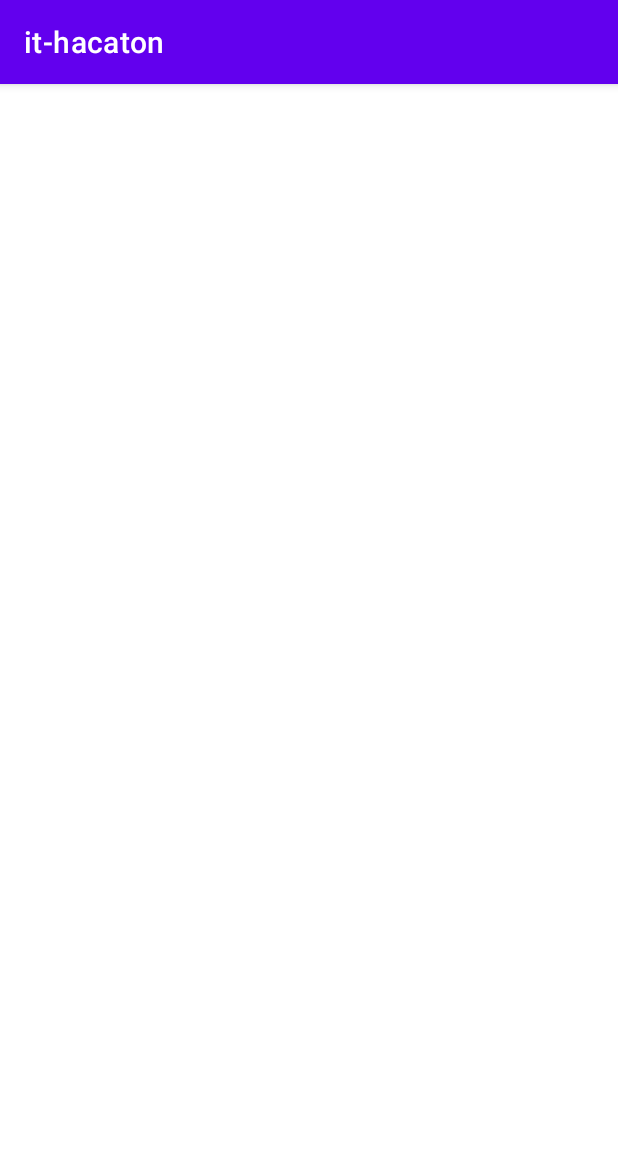
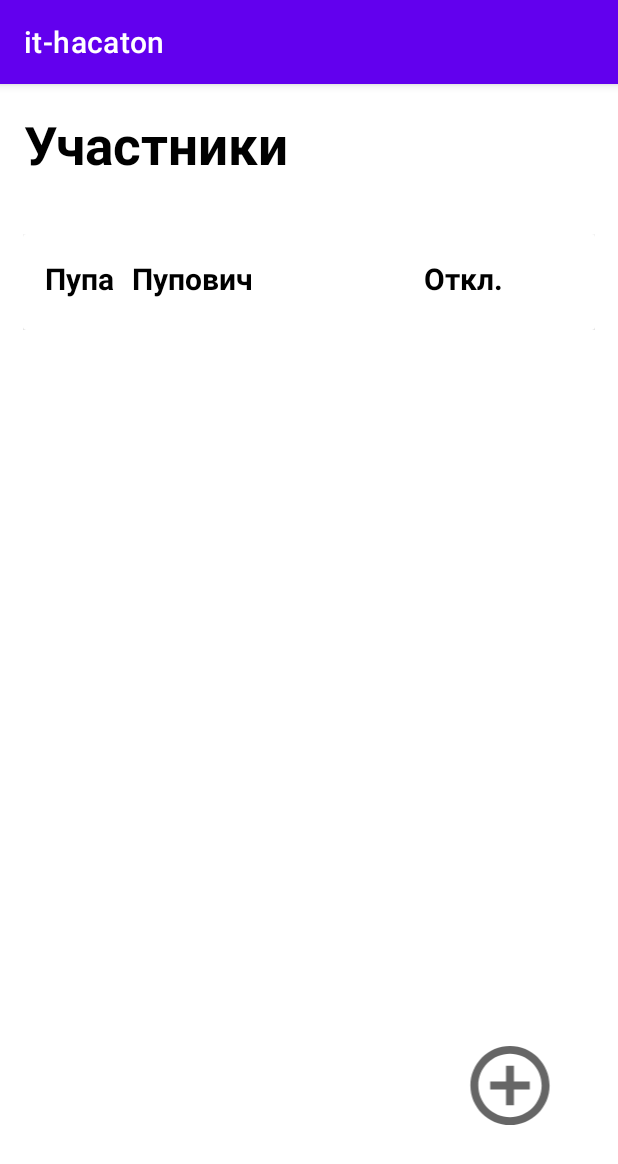
Before and after one commit to Sla1mer/it-hakaton, an Android app: the UsersInDBForAdminActivity screen opened directly, with no data from a screen before it, on a phone screen of 412 x 824 dp. Shown: the top 1164 px of the screen. Run offline under Robolectric (Android 15) with nearby library versions, the phone set to English and light mode, and no system bars.

Commit message:
a lot of code

```diff
--- a/app/src/main/AndroidManifest.xml
+++ b/app/src/main/AndroidManifest.xml
@@ -10,7 +10,9 @@
         android:screenOrientation="portrait"
         android:supportsRtl="true"
         android:theme="@style/Theme.Ithacaton">
-        <activity android:name=".UsersInDBForAdminActivity"></activity>
+        <activity android:name=".AddUserToForAdminActivity"></activity>
+        <activity android:name=".AddDBForAdminActivity" />
+        <activity android:name=".UsersInDBForAdminActivity" />
         <activity android:name=".CreateNewsForAdminActivity" />
         <activity android:name=".ListOfDBForAdminActivity" />
         <activity android:name=".RegistrationActivity" />
--- /dev/null
+++ b/app/src/main/java/com/example/it_hacaton/Adapters/UsersForAdminAdapter.java
@@ -0,0 +1,56 @@
+package com.example.it_hacaton.Adapters;
+
+import android.content.Context;
+import android.view.LayoutInflater;
+import android.view.View;
+import android.view.ViewGroup;
+import android.widget.TextView;
+
+import androidx.annotation.NonNull;
+import androidx.recyclerview.widget.RecyclerView;
+
+import com.example.it_hacaton.Items.ItemUsersForAdmin;
+import com.example.it_hacaton.R;
+
+import java.util.ArrayList;
+
+public class UsersForAdminAdapter extends RecyclerView.Adapter<UsersForAdminAdapter.ViewHolder>{
+
+    private ArrayList<ItemUsersForAdmin> parseItems;
+    private Context context;
+
+    public UsersForAdminAdapter(ArrayList<ItemUsersForAdmin> parseItems, Context context) {
+        this.parseItems = parseItems;
+        this.context = context;
+    }
+
+
+    @NonNull
+    @Override
+    public ViewHolder onCreateViewHolder(@NonNull ViewGroup parent, int viewType) {
+        View view = LayoutInflater.from(parent.getContext()).inflate(R.layout.item_users_for_admin, parent, false);
+        return new ViewHolder(view);
+    }
+
+    @Override
+    public void onBindViewHolder(@NonNull ViewHolder holder, int position) {
+        ItemUsersForAdmin parseItem = parseItems.get(position);
+        holder.name.setText(parseItem.getName());
+        holder.middleName.setText(parseItem.getMiddleName());
+    }
+
+    @Override
+    public int getItemCount() {
+        return parseItems.size();
+    }
+
+    public class ViewHolder extends RecyclerView.ViewHolder {
+        TextView name, middleName, cancel;
+        public ViewHolder(@NonNull View v) {
+            super(v);
+            name = v.findViewById(R.id.name);
+            middleName = v.findViewById(R.id.midleName);
+            cancel = v.findViewById(R.id.cancel);
+        }
+    }
+}
--- /dev/null
+++ b/app/src/main/java/com/example/it_hacaton/AddDBForAdminActivity.java
@@ -0,0 +1,14 @@
+package com.example.it_hacaton;
+
+import androidx.appcompat.app.AppCompatActivity;
+
+import android.os.Bundle;
+
+public class AddDBForAdminActivity extends AppCompatActivity {
+
+    @Override
+    protected void onCreate(Bundle savedInstanceState) {
+        super.onCreate(savedInstanceState);
+        setContentView(R.layout.activity_add_d_b_for_admin);
+    }
+}
--- /dev/null
+++ b/app/src/main/java/com/example/it_hacaton/AddUserToForAdminActivity.java
@@ -0,0 +1,14 @@
+package com.example.it_hacaton;
+
+import androidx.appcompat.app.AppCompatActivity;
+
+import android.os.Bundle;
+
+public class AddUserToForAdminActivity extends AppCompatActivity {
+
+    @Override
+    protected void onCreate(Bundle savedInstanceState) {
+        super.onCreate(savedInstanceState);
+        setContentView(R.layout.activity_add_user_to_for_admin);
+    }
+}
--- /dev/null
+++ b/app/src/main/java/com/example/it_hacaton/Items/ItemUsersForAdmin.java
@@ -0,0 +1,34 @@
+package com.example.it_hacaton.Items;
+
+public class ItemUsersForAdmin {
+    String name, middleName, cancel;
+
+    public ItemUsersForAdmin(String name, String middleName) {
+        this.name = name;
+        this.middleName = middleName;
+    }
+
+    public String getName() {
+        return name;
+    }
+
+    public void setName(String name) {
+        this.name = name;
+    }
+
+    public String getMiddleName() {
+        return middleName;
+    }
+
+    public void setMiddleName(String middleName) {
+        this.middleName = middleName;
+    }
+
+    public String getCancel() {
+        return cancel;
+    }
+
+    public void setCancel(String cancel) {
+        this.cancel = cancel;
+    }
+}
--- a/app/src/main/java/com/example/it_hacaton/ListOfDBForAdminActivity.java
+++ b/app/src/main/java/com/example/it_hacaton/ListOfDBForAdminActivity.java
@@ -4,7 +4,10 @@ import androidx.appcompat.app.AppCompatActivity;
 import androidx.recyclerview.widget.LinearLayoutManager;
 import androidx.recyclerview.widget.RecyclerView;
 
+import android.content.Intent;
 import android.os.Bundle;
+import android.view.View;
+import android.widget.ImageView;
 
 import com.example.it_hacaton.Adapters.AdapterForDBList_ForAdmin;
 import com.example.it_hacaton.Items.ItemForDBForAdmin;
@@ -13,6 +16,7 @@ import java.util.ArrayList;
 
 public class ListOfDBForAdminActivity extends AppCompatActivity {
     private RecyclerView rv;
+    private ImageView addImage;
     private AdapterForDBList_ForAdmin adapter;
     private ArrayList<ItemForDBForAdmin> arrayList = new ArrayList<>();
     @Override
@@ -21,6 +25,14 @@ public class ListOfDBForAdminActivity extends AppCompatActivity {
         setContentView(R.layout.activity_list_of_d_b_for_admin);
 
         init();
+
+        addImage.setOnClickListener(new View.OnClickListener() {
+            @Override
+            public void onClick(View v) {
+                startActivity(new Intent(getApplicationContext(), AddDBForAdminActivity.class));
+            }
+        });
+
         rv.setHasFixedSize(true);
         rv.setLayoutManager(new LinearLayoutManager(this));
         arrayList.add(new ItemForDBForAdmin("База данных 1"));
@@ -31,6 +43,7 @@ public class ListOfDBForAdminActivity extends AppCompatActivity {
 
     private void init(){
         rv = findViewById(R.id.rv);
+        addImage = findViewById(R.id.addImage);
     }
 
 }
--- a/app/src/main/java/com/example/it_hacaton/UsersInDBForAdminActivity.java
+++ b/app/src/main/java/com/example/it_hacaton/UsersInDBForAdminActivity.java
@@ -1,14 +1,45 @@
 package com.example.it_hacaton;
 
 import androidx.appcompat.app.AppCompatActivity;
+import androidx.recyclerview.widget.LinearLayoutManager;
+import androidx.recyclerview.widget.RecyclerView;
 
+import android.content.Intent;
 import android.os.Bundle;
+import android.view.View;
+import android.widget.ImageView;
+import android.widget.TextView;
+
+import com.example.it_hacaton.Adapters.UsersForAdminAdapter;
+import com.example.it_hacaton.Items.ItemUsersForAdmin;
+
+import java.util.ArrayList;
 
 public class UsersInDBForAdminActivity extends AppCompatActivity {
+    private RecyclerView rv;
 
+    private UsersForAdminAdapter adapter;
+    private ArrayList<ItemUsersForAdmin> arrayList = new ArrayList<>();
     @Override
     protected void onCreate(Bundle savedInstanceState) {
         super.onCreate(savedInstanceState);
         setContentView(R.layout.activity_users_in_d_b_for_admin);
+
+        rv = findViewById(R.id.rv);
+        findViewById(R.id.addImage).setOnClickListener(new View.OnClickListener() {
+            @Override
+            public void onClick(View v) {
+                startActivity(new Intent(getApplicationContext(), AddUserToForAdminActivity.class));
+            }
+        });
+
+        rv.setHasFixedSize(true);
+        rv.setLayoutManager(new LinearLayoutManager(this));
+
+        arrayList.add(new ItemUsersForAdmin("Пупа", "Пупович"));
+
+        adapter = new UsersForAdminAdapter(arrayList, this);
+        rv.setAdapter(adapter);
+
     }
 }
--- /dev/null
+++ b/app/src/main/res/layout/activity_add_d_b_for_admin.xml
@@ -0,0 +1,9 @@
+<?xml version="1.0" encoding="utf-8"?>
+<androidx.constraintlayout.widget.ConstraintLayout xmlns:android="http://schemas.android.com/apk/res/android"
+    xmlns:app="http://schemas.android.com/apk/res-auto"
+    xmlns:tools="http://schemas.android.com/tools"
+    android:layout_width="match_parent"
+    android:layout_height="match_parent"
+    tools:context=".AddDBForAdminActivity">
+
+</androidx.constraintlayout.widget.ConstraintLayout>
--- /dev/null
+++ b/app/src/main/res/layout/activity_add_user_to_for_admin.xml
@@ -0,0 +1,9 @@
+<?xml version="1.0" encoding="utf-8"?>
+<androidx.constraintlayout.widget.ConstraintLayout xmlns:android="http://schemas.android.com/apk/res/android"
+    xmlns:app="http://schemas.android.com/apk/res-auto"
+    xmlns:tools="http://schemas.android.com/tools"
+    android:layout_width="match_parent"
+    android:layout_height="match_parent"
+    tools:context=".AddUserToForAdminActivity">
+
+</androidx.constraintlayout.widget.ConstraintLayout>
--- a/app/src/main/res/layout/activity_list_of_d_b_for_admin.xml
+++ b/app/src/main/res/layout/activity_list_of_d_b_for_admin.xml
@@ -11,4 +11,16 @@
         android:layout_height="match_parent"
         android:id="@+id/rv" />
 
+    <ImageView
+        android:id="@+id/addImage"
+        android:layout_width="75dp"
+        android:layout_height="59dp"
+        android:src="@drawable/add"
+        app:layout_constraintBottom_toBottomOf="parent"
+        app:layout_constraintEnd_toEndOf="parent"
+        app:layout_constraintHorizontal_bias="0.952"
+        app:layout_constraintStart_toStartOf="parent"
+        app:layout_constraintTop_toTopOf="parent"
+        app:layout_constraintVertical_bias="0.95" />
+
 </androidx.constraintlayout.widget.ConstraintLayout>
--- a/app/src/main/res/layout/activity_users_in_d_b_for_admin.xml
+++ b/app/src/main/res/layout/activity_users_in_d_b_for_admin.xml
@@ -6,4 +6,42 @@
     android:layout_height="match_parent"
     tools:context=".UsersInDBForAdminActivity">
 
+    <TextView
+        android:id="@+id/textView2"
+        android:layout_width="wrap_content"
+        android:layout_height="wrap_content"
+        android:text="Участники"
+        android:textColor="#000"
+        android:textSize="35dp"
+        android:textStyle="bold"
+        app:layout_constraintBottom_toBottomOf="parent"
+        app:layout_constraintEnd_toEndOf="parent"
+        app:layout_constraintHorizontal_bias="0.067"
+        app:layout_constraintStart_toStartOf="parent"
+        app:layout_constraintTop_toTopOf="parent"
+        app:layout_constraintVertical_bias="0.023" />
+
+    <androidx.recyclerview.widget.RecyclerView
+        android:id="@+id/rv"
+        android:layout_width="381dp"
+        android:layout_height="632dp"
+        app:layout_constraintBottom_toBottomOf="parent"
+        app:layout_constraintEnd_toEndOf="parent"
+        app:layout_constraintStart_toStartOf="parent"
+        app:layout_constraintTop_toBottomOf="@+id/textView2"
+        app:layout_constraintVertical_bias="0.5" />
+
+    <ImageView
+        android:id="@+id/addImage"
+        android:layout_width="76dp"
+        android:layout_height="63dp"
+        android:layout_marginTop="636dp"
+        android:src="@drawable/add"
+        app:layout_constraintBottom_toBottomOf="@+id/recyclerOfBD"
+        app:layout_constraintEnd_toEndOf="parent"
+        app:layout_constraintHorizontal_bias="0.898"
+        app:layout_constraintStart_toStartOf="parent"
+        app:layout_constraintTop_toTopOf="parent" />
+
+
 </androidx.constraintlayout.widget.ConstraintLayout>
--- a/app/src/main/res/layout/item_for_db_for_admin.xml
+++ b/app/src/main/res/layout/item_for_db_for_admin.xml
@@ -36,4 +36,6 @@
 
     </androidx.cardview.widget.CardView>
 
+
+
 </androidx.constraintlayout.widget.ConstraintLayout>
--- /dev/null
+++ b/app/src/main/res/layout/item_users_for_admin.xml
@@ -0,0 +1,73 @@
+<?xml version="1.0" encoding="utf-8"?>
+<androidx.constraintlayout.widget.ConstraintLayout xmlns:android="http://schemas.android.com/apk/res/android"
+    xmlns:tools="http://schemas.android.com/tools"
+    android:layout_width="match_parent"
+    android:layout_height="wrap_content"
+    xmlns:app="http://schemas.android.com/apk/res-auto">
+
+
+    <androidx.cardview.widget.CardView
+        android:layout_width="match_parent"
+        android:layout_height="64dp"
+        app:layout_constraintBottom_toBottomOf="parent"
+        app:layout_constraintTop_toTopOf="parent"
+        app:layout_constraintVertical_bias="0.0"
+        tools:layout_editor_absoluteX="0dp">
+
+
+        <androidx.constraintlayout.widget.ConstraintLayout
+            android:layout_width="match_parent"
+            android:layout_height="match_parent">
+
+
+            <TextView
+                android:id="@+id/name"
+                android:layout_width="wrap_content"
+                android:layout_height="wrap_content"
+                android:text="Tema"
+                android:textColor="#000"
+                android:textSize="20dp"
+                android:textStyle="bold"
+                app:layout_constraintBottom_toBottomOf="parent"
+                app:layout_constraintEnd_toEndOf="parent"
+                app:layout_constraintHorizontal_bias="0.044"
+                app:layout_constraintStart_toStartOf="parent"
+                app:layout_constraintTop_toTopOf="parent"
+                app:layout_constraintVertical_bias="0.432" />
+
+            <TextView
+                android:id="@+id/midleName"
+                android:layout_width="wrap_content"
+                android:layout_height="wrap_content"
+                android:text="Tema"
+                android:textColor="#000"
+                android:textSize="20dp"
+                android:textStyle="bold"
+                app:layout_constraintBottom_toBottomOf="@+id/name"
+                app:layout_constraintEnd_toEndOf="parent"
+                app:layout_constraintHorizontal_bias="0.051"
+                app:layout_constraintStart_toEndOf="@+id/name"
+                app:layout_constraintTop_toTopOf="@+id/name"
+                app:layout_constraintVertical_bias="0.208" />
+
+            <TextView
+                android:id="@+id/cancel"
+                android:layout_width="wrap_content"
+                android:layout_height="wrap_content"
+                android:text="Откл."
+                android:textColor="#000"
+                android:textSize="20dp"
+                android:textStyle="bold"
+                app:layout_constraintBottom_toBottomOf="@+id/name"
+                app:layout_constraintEnd_toEndOf="parent"
+                app:layout_constraintHorizontal_bias="0.649"
+                app:layout_constraintStart_toEndOf="@+id/midleName"
+                app:layout_constraintTop_toTopOf="@+id/name"
+                app:layout_constraintVertical_bias="1.0" />
+
+        </androidx.constraintlayout.widget.ConstraintLayout>
+
+
+    </androidx.cardview.widget.CardView>
+
+</androidx.constraintlayout.widget.ConstraintLayout>
```
